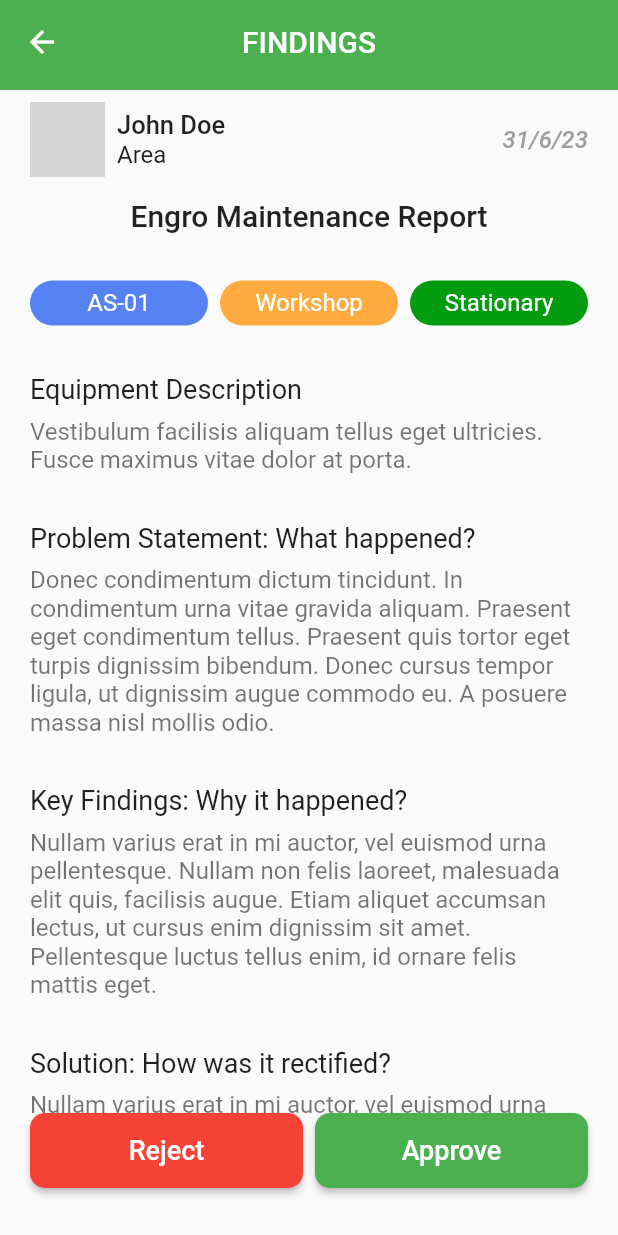
After one commit to hashirsidd/engro-findings, a Flutter app: the FindingsApprovalView screen opened by its route, after a tap on "Engro Maintenance Report", on a phone screen of 412 x 824 dp. The commit adds this screen. Run offline on Flutter 3.47's test engine with Material 2 defaults, Android fonts, the phone set to English and light mode, and no system bars; our stand-ins replace firebase_auth, firebase_core, font_awesome_flutter, get; accounts and stored records are empty; network calls fail; grey boxes are pictures that could not be loaded.

Commit message:
created approval rejected view

```diff
--- a/lib/app/custom_widgets/widgets/appBar.dart
+++ b/lib/app/custom_widgets/widgets/appBar.dart
@@ -12,19 +12,23 @@ class CustomAppBar extends StatelessWidget implements PreferredSizeWidget {
   @override
   Widget build(BuildContext context) {
     return AppBar(
-      backgroundColor: const Color.fromRGBO(250, 250, 250, 1),
+      backgroundColor: Colors.green,
+      //Color.fromRGBO(250, 250, 250, 1),
       elevation: 0,
       leading: GestureDetector(
         onTap: () => Get.back(),
         child: const Icon(
           Icons.arrow_back,
-          color: Colors.black54,
+          color: Colors.white, //black54,
         ),
       ),
       title: Text(
         title,
         style: Theme.of(context).textTheme.bodyLarge?.copyWith(
-            color: Colors.black54, fontSize: 20, fontWeight: FontWeight.w500),
+              color: Colors.white, //black54
+              fontSize: 20,
+              fontWeight: FontWeight.w500,
+            ),
       ),
       centerTitle: true,
     );
--- /dev/null
+++ b/lib/app/custom_widgets/widgets/finding_details_view.dart
@@ -0,0 +1,280 @@
+import 'package:Findings/app/utils/spacing.dart';
+import 'package:flutter/material.dart';
+
+class FindingDetailsView extends StatelessWidget {
+  const FindingDetailsView({
+    Key? key,
+  }) : super(key: key);
+
+  @override
+  Widget build(BuildContext context) {
+    return Column(
+      children: [
+        Container(
+          margin: EdgeInsets.only(bottom: 10),
+          child: Row(
+            mainAxisAlignment: MainAxisAlignment.spaceBetween,
+            children: [
+              Container(
+                  height: 50,
+                  width: 50,
+                  decoration: BoxDecoration(
+                    borderRadius: BorderRadius.circular(50),
+                  ),
+                  clipBehavior: Clip.hardEdge,
+                  child: Image.network(
+                    'https://images.pexels.com/photos/220453/pexels-photo-220453.jpeg?auto=compress&cs=tinysrgb&w=1600',
+                    fit: BoxFit.cover,
+                  )),
+              Spacing.hStandard,
+              const Column(
+                crossAxisAlignment: CrossAxisAlignment.start,
+                children: [
+                  Text(
+                    'John Doe',
+                    style: TextStyle(
+                      fontSize: 17,
+                      fontWeight: FontWeight.w500,
+                      color: Colors.black87,
+                    ),
+                  ),
+                  Text(
+                    'Area',
+                    style: TextStyle(
+                      fontSize: 16,
+                      color: Colors.black87,
+                    ),
+                  ),
+                ],
+              ),
+              const Spacer(),
+              const Text(
+                '31/6/23',
+                style: TextStyle(
+                    fontSize: 16,
+                    fontWeight: FontWeight.w500,
+                    color: Colors.grey,
+                    fontStyle: FontStyle.italic),
+              ),
+            ],
+          ),
+        ),
+        Expanded(
+          child: ListView(
+            physics: const BouncingScrollPhysics(),
+            shrinkWrap: true,
+            children: [
+              Spacing.vSmall,
+              const Center(
+                child: Text(
+                  'Engro Maintenance Report',
+                  style: TextStyle(
+                      fontSize: 20,
+                      fontWeight: FontWeight.w500,
+                      color: Colors.black87),
+                ),
+              ),
+              Spacing.vExtraLarge,
+              Row(
+                children: [
+                  Expanded(
+                    child: Container(
+                      height: 30,
+                      alignment: Alignment.center,
+                      decoration: BoxDecoration(
+                        color: const Color.fromRGBO(87, 130, 243, 1.0),
+                        borderRadius: BorderRadius.circular(50),
+                      ),
+                      child: const Text(
+                        'AS-01',
+                        overflow: TextOverflow.clip,
+                        maxLines: 1,
+                        style: TextStyle(
+                          fontSize: 16,
+                          fontWeight: FontWeight.w400,
+                          color: Colors.white,
+                        ),
+                      ),
+                    ),
+                  ),
+                  Spacing.hStandard,
+                  Expanded(
+                    child: Container(
+                      height: 30,
+                      alignment: Alignment.center,
+                      decoration: BoxDecoration(
+                        color: Colors.orangeAccent,
+                        borderRadius: BorderRadius.circular(50),
+                      ),
+                      child: const Text(
+                        'Workshop',
+                        overflow: TextOverflow.clip,
+                        maxLines: 1,
+                        style: TextStyle(
+                          fontSize: 16,
+                          fontWeight: FontWeight.w400,
+                          color: Colors.white,
+                        ),
+                      ),
+                    ),
+                  ),
+                  Spacing.hStandard,
+                  Expanded(
+                    child: Container(
+                      height: 30,
+                      alignment: Alignment.center,
+                      decoration: BoxDecoration(
+                        color: const Color.fromRGBO(3, 155, 16, 1.0),
+                        borderRadius: BorderRadius.circular(50),
+                      ),
+                      child: const Text(
+                        'Stationary',
+                        overflow: TextOverflow.clip,
+                        maxLines: 1,
+                        style: TextStyle(
+                          fontSize: 16,
+                          fontWeight: FontWeight.w400,
+                          color: Colors.white,
+                        ),
+                      ),
+                    ),
+                  )
+                ],
+              ),
+              Spacing.vExtraLarge,
+              const Text(
+                'Equipment Description',
+                style: TextStyle(
+                    fontSize: 18,
+                    fontWeight: FontWeight.w400,
+                    color: Colors.black87),
+              ),
+              Spacing.vStandard,
+              const Text(
+                "Vestibulum facilisis aliquam tellus eget ultricies. Fusce maximus vitae dolor at porta.",
+                style: TextStyle(
+                    fontSize: 16,
+                    fontWeight: FontWeight.w400,
+                    color: Colors.black54),
+              ),
+              Spacing.vExtraLarge,
+              const Text(
+                'Problem Statement: What happened?',
+                style: TextStyle(
+                    fontSize: 18,
+                    fontWeight: FontWeight.w400,
+                    color: Colors.black87),
+              ),
+              Spacing.vStandard,
+              const Text(
+                "Donec condimentum dictum tincidunt. In condimentum urna vitae gravida aliquam. Praesent eget condimentum tellus. Praesent quis tortor eget turpis dignissim bibendum. Donec cursus tempor ligula, ut dignissim augue commodo eu. A posuere massa nisl mollis odio.",
+                style: TextStyle(
+                    fontSize: 16,
+                    fontWeight: FontWeight.w400,
+                    color: Colors.black54),
+              ),
+              Spacing.vExtraLarge,
+              const Text(
+                'Key Findings: Why it happened?',
+                style: TextStyle(
+                    fontSize: 18,
+                    fontWeight: FontWeight.w400,
+                    color: Colors.black87),
+              ),
+              Spacing.vStandard,
+              const Text(
+                "Nullam varius erat in mi auctor, vel euismod urna pellentesque. Nullam non felis laoreet, malesuada elit quis, facilisis augue. Etiam aliquet accumsan lectus, ut cursus enim dignissim sit amet. Pellentesque luctus tellus enim, id ornare felis mattis eget.",
+                style: TextStyle(
+                    fontSize: 16,
+                    fontWeight: FontWeight.w400,
+                    color: Colors.black54),
+              ),
+              Spacing.vExtraLarge,
+              const Text(
+                'Solution: How was it rectified?',
+                style: TextStyle(
+                    fontSize: 18,
+                    fontWeight: FontWeight.w400,
+                    color: Colors.black87),
+              ),
+              Spacing.vStandard,
+              const Text(
+                "Nullam varius erat in mi auctor, vel euismod urna pellentesque. Nullam non felis laoreet, malesuada elit quis, facilisis augue. Etiam aliquet accumsan lectus, ut cursus enim dignissim sit amet. Pellentesque luctus tellus enim, id ornare felis mattis eget.",
+                style: TextStyle(
+                    fontSize: 16,
+                    fontWeight: FontWeight.w400,
+                    color: Colors.black54),
+              ),
+              Spacing.vExtraLarge,
+              const Text(
+                'Prevention: How to avoid it in future?',
+                style: TextStyle(
+                    fontSize: 18,
+                    fontWeight: FontWeight.w400,
+                    color: Colors.black87),
+              ),
+              Spacing.vStandard,
+              const Text(
+                "Vivamus fermentum neque in libero semper blandit. Vivamus mattis quam ac neque aliquet, eget condimentum urna malesuada. Ut laoreet tellus in pretium condimentum.",
+                style: TextStyle(
+                    fontSize: 16,
+                    fontWeight: FontWeight.w400,
+                    color: Colors.black54),
+              ),
+              Spacing.vExtraLarge,
+              const Row(
+                children: [
+                  Expanded(
+                    child: Column(
+                      crossAxisAlignment: CrossAxisAlignment.start,
+                      children: [
+                        Text(
+                          'Area GL',
+                          style: TextStyle(
+                              fontSize: 18,
+                              fontWeight: FontWeight.w400,
+                              color: Colors.black87),
+                        ),
+                        Spacing.vStandard,
+                        Text(
+                          "Vestibulum",
+                          style: TextStyle(
+                              fontSize: 16,
+                              fontWeight: FontWeight.w400,
+                              color: Colors.black54),
+                        ),
+                      ],
+                    ),
+                  ),
+                  Spacing.hStandard,
+                  Expanded(
+                    child: Column(
+                      crossAxisAlignment: CrossAxisAlignment.start,
+                      children: [
+                        Text(
+                          'Created by',
+                          style: TextStyle(
+                              fontSize: 18,
+                              fontWeight: FontWeight.w400,
+                              color: Colors.black87),
+                        ),
+                        Spacing.vStandard,
+                        Text(
+                          "abc@gmail.com",
+                          style: TextStyle(
+                              fontSize: 16,
+                              fontWeight: FontWeight.w400,
+                              color: Colors.black54),
+                        ),
+                      ],
+                    ),
+                  ),
+                ],
+              ),
+            ],
+          ),
+        ),
+      ],
+    );
+  }
+}
--- /dev/null
+++ b/lib/app/modules/findingsApproval/views/Approve_reject_finding.dart
@@ -0,0 +1,86 @@
+import 'package:Findings/app/custom_widgets/widgets/finding_details_view.dart';
+import 'package:Findings/app/utils/spacing.dart';
+import 'package:flutter/material.dart';
+import 'package:get/get.dart';
+import 'package:Findings/app/custom_widgets/widgets/appBar.dart';
+
+class ApproveRejectFindingView extends GetView {
+  const ApproveRejectFindingView({Key? key}) : super(key: key);
+
+  @override
+  Widget build(BuildContext context) {
+    return Scaffold(
+      appBar: const CustomAppBar(
+        title: 'FINDINGS',
+      ),
+      body: Padding(
+        padding: const EdgeInsets.symmetric(horizontal: 20, vertical: 8.0),
+        child: Column(
+          children: [
+            const Expanded(child: FindingDetailsView()),
+            Row(
+              children: [
+                Expanded(
+                  child: Container(
+                    height: 50,
+                    child: ElevatedButton(
+                      onPressed: () {},
+                      style: ButtonStyle(
+                        foregroundColor:
+                            MaterialStateProperty.all<Color>(Colors.white),
+                        backgroundColor:
+                            MaterialStateProperty.all<Color>(Colors.red),
+                        shape:
+                            MaterialStateProperty.all<RoundedRectangleBorder>(
+                          RoundedRectangleBorder(
+                            borderRadius: BorderRadius.circular(10),
+                          ),
+                        ),
+                      ),
+                      child: Text(
+                        'Reject',
+                        style: Theme.of(context)
+                            .textTheme
+                            .bodyLarge
+                            ?.copyWith(color: Colors.white),
+                      ),
+                    ),
+                  ),
+                ),
+                Spacing.hStandard,
+                Expanded(
+                  child: Container(
+                    height: 50,
+                    child: ElevatedButton(
+                      onPressed: () {},
+                      style: ButtonStyle(
+                        foregroundColor:
+                            MaterialStateProperty.all<Color>(Colors.white),
+                        backgroundColor:
+                            MaterialStateProperty.all<Color>(Colors.green),
+                        shape:
+                            MaterialStateProperty.all<RoundedRectangleBorder>(
+                          RoundedRectangleBorder(
+                            borderRadius: BorderRadius.circular(10),
+                          ),
+                        ),
+                      ),
+                      child: Text(
+                        'Approve',
+                        style: Theme.of(context)
+                            .textTheme
+                            .bodyLarge
+                            ?.copyWith(color: Colors.white),
+                      ),
+                    ),
+                  ),
+                ),
+              ],
+            ),
+            Spacing.vLarge,
+          ],
+        ),
+      ),
+    );
+  }
+}
--- a/lib/app/modules/findingsApproval/views/findings_approval_view.dart
+++ b/lib/app/modules/findingsApproval/views/findings_approval_view.dart
@@ -1,3 +1,4 @@
+import 'package:Findings/app/modules/findingsApproval/views/Approve_reject_finding.dart';
 import 'package:flutter/material.dart';
 
 import 'package:get/get.dart';
@@ -12,17 +13,29 @@ class FindingsApprovalView extends GetView<FindingsApprovalController> {
 
   @override
   Widget build(BuildContext context) {
-    return const Scaffold(
-      appBar: CustomAppBar(
+    return Scaffold(
+      appBar: const CustomAppBar(
         title: 'FINDINGS APPROVAL',
       ),
       body: Padding(
-        padding: EdgeInsets.symmetric(horizontal: 20, vertical: 8.0),
+        padding: const EdgeInsets.symmetric(horizontal: 20, vertical: 8.0),
         child: Column(
           children: [
-            FindingsCard(),
-            FindingsCard(),
-            FindingsCard(),
+            GestureDetector(
+                onTap: () {
+                  Get.to(() => const ApproveRejectFindingView());
+                },
+                child: const FindingsCard()),
+            GestureDetector(
+                onTap: () {
+                  Get.to(() => const ApproveRejectFindingView());
+                },
+                child: const FindingsCard()),
+            GestureDetector(
+                onTap: () {
+                  Get.to(() => const ApproveRejectFindingView());
+                },
+                child: const FindingsCard()),
           ],
         ),
       ),
```
